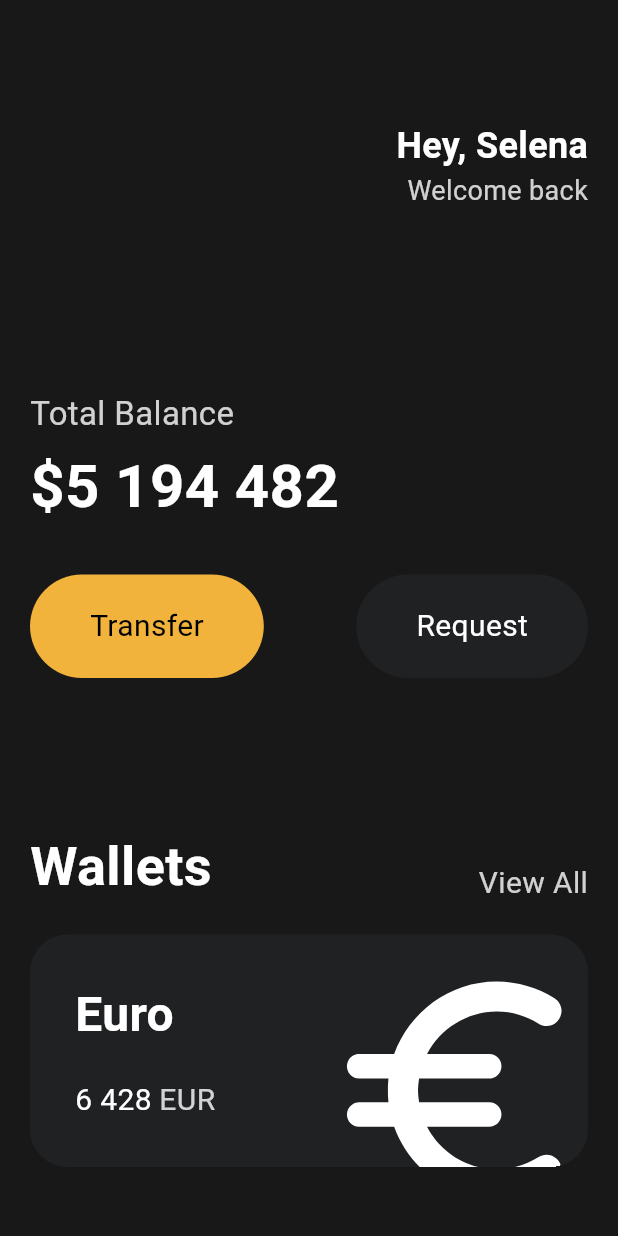
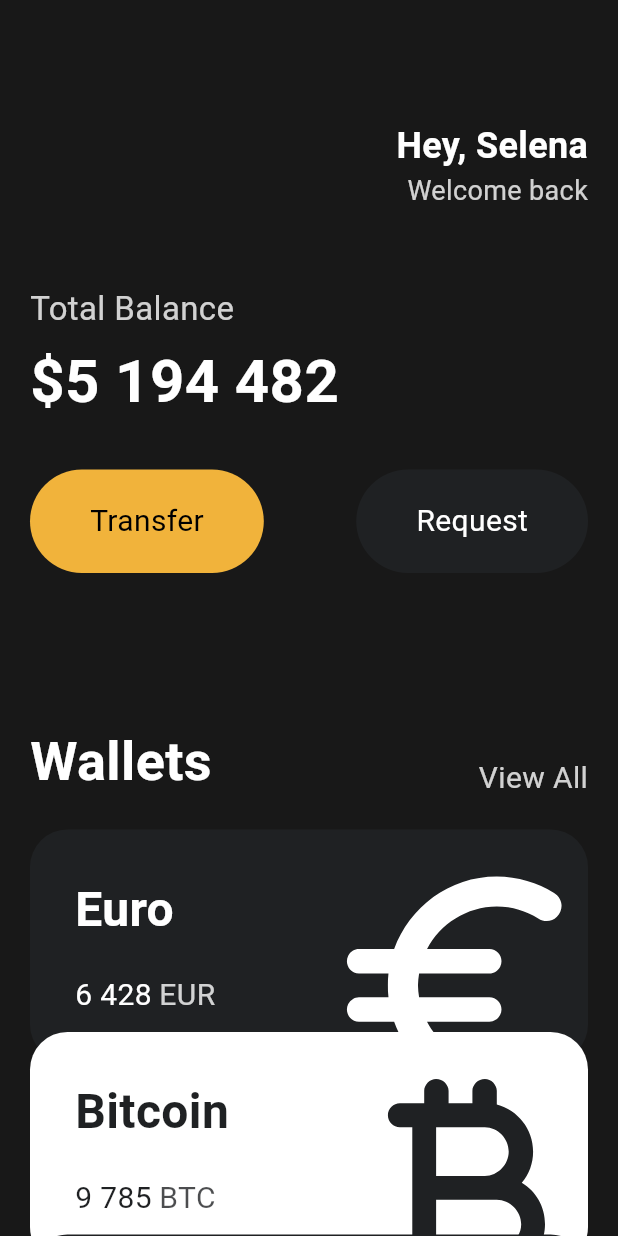
Before and after one commit to lifeisegg2k/flutter-toonfilx, a Flutter app: the screen it shows after launch, on a phone screen of 412 x 824 dp. Run offline on Flutter 3.47's test engine with Material 3 defaults, Android fonts, the phone set to English and light mode, and no system bars.

Commit message:
modify widgets

```diff
--- a/lib/main.dart
+++ b/lib/main.dart
@@ -1,6 +1,6 @@
 import 'package:flutter/material.dart';
+import 'widgets/transform_card.dart';
 import 'widgets/round_button.dart';
-import 'widgets/spacer_height.dart';
 
 void main() {
   runApp(const App());
@@ -16,12 +16,13 @@ class App extends StatelessWidget {
     return MaterialApp(
       home: Scaffold(
         backgroundColor: const Color(0xFF181818),
-        body: Padding(
+        body: SingleChildScrollView(
+          child: Padding(
             padding: const EdgeInsets.symmetric(horizontal: 20),
             child: Column(
               crossAxisAlignment: CrossAxisAlignment.start,
               children: [
-              const SpacerHeight(heightSize: 80),
+                const SizedBox(height: 80),
                 Row(
                   mainAxisAlignment: MainAxisAlignment.end,
                   children: [
@@ -47,7 +48,7 @@ class App extends StatelessWidget {
                     ),
                   ],
                 ),
-              const SpacerHeight(heightSize: 120),
+                const SizedBox(height: 50),
                 Text(
                   'Total Balance',
                   style: TextStyle(
@@ -64,7 +65,7 @@ class App extends StatelessWidget {
                     color: Colors.white,
                   ),
                 ),
-              const SpacerHeight(heightSize: 30),
+                const SizedBox(height: 30),
                 const Row(
                   mainAxisAlignment: MainAxisAlignment.spaceBetween,
                   children: [
@@ -80,7 +81,7 @@ class App extends StatelessWidget {
                     ),
                   ],
                 ),
-              const SpacerHeight(heightSize: 100),
+                const SizedBox(height: 100),
                 Row(
                   mainAxisAlignment: MainAxisAlignment.spaceBetween,
                   crossAxisAlignment: CrossAxisAlignment.end,
@@ -98,67 +99,30 @@ class App extends StatelessWidget {
                         )),
                   ],
                 ),
-              const SpacerHeight(heightSize: 20),
-              Container(
-                clipBehavior: Clip.hardEdge,
-                decoration: BoxDecoration(
-                  color: const Color(0xFF1F2123),
-                  borderRadius: BorderRadius.circular(25),
+                const SizedBox(height: 20),
+                const TransformCard(
+                  currencyName: "Euro",
+                  currencyAmount: "6 428",
+                  currencyUnit: "EUR",
+                  currencyIcon: Icons.euro_rounded,
+                  order: 0,
                 ),
-                child: Padding(
-                  padding: const EdgeInsets.all(30),
-                  child: Row(
-                    mainAxisAlignment: MainAxisAlignment.spaceBetween,
-                    children: [
-                      Column(
-                        crossAxisAlignment: CrossAxisAlignment.start,
-                        children: [
-                          const Text(
-                            'Euro',
-                            style: TextStyle(
-                              color: Colors.white,
-                              fontSize: 32,
-                              fontWeight: FontWeight.w600,
+                const TransformCard(
+                  currencyName: "Bitcoin",
+                  currencyAmount: "9 785",
+                  currencyUnit: "BTC",
+                  currencyIcon: Icons.currency_bitcoin_rounded,
+                  order: 1,
                 ),
-                          ),
-                          const SizedBox(height: 20),
-                          Row(
-                            children: [
-                              const Text(
-                                '6 428',
-                                style: TextStyle(
-                                  color: Colors.white,
-                                  fontSize: 20,
-                                ),
-                              ),
-                              const SizedBox(width: 5),
-                              Text(
-                                'EUR',
-                                style: TextStyle(
-                                  color: Colors.white.withOpacity(0.8),
-                                  fontSize: 20,
-                                ),
+                const TransformCard(
+                  currencyName: "Dollar",
+                  currencyAmount: "12 345",
+                  currencyUnit: "USD",
+                  currencyIcon: Icons.monetization_on_outlined,
+                  order: 2,
                 ),
               ],
             ),
-                        ],
-                      ),
-                      Transform.scale(
-                        scale: 2.2,
-                        child: Transform.translate(
-                          offset: const Offset(-5, 12),
-                          child: const Icon(
-                            Icons.euro_rounded,
-                            color: Colors.white,
-                            size: 88,
-                          ),
-                        ),
-                      ),
-                    ],
-                  ),
-                ),
-              ),
-            ],
           ),
         ),
       ),
--- /dev/null
+++ b/lib/widgets/currency_card.dart
@@ -0,0 +1,86 @@
+import 'package:flutter/material.dart';
+
+class CurrencyCard extends StatelessWidget {
+  final String currencyName, currencyAmount, currencyUnit;
+  final IconData currencyIcon;
+  final bool isInverted;
+
+  final _blackColor = const Color(0xFF1F2123);
+
+  const CurrencyCard({
+    super.key,
+    required this.currencyName,
+    required this.currencyAmount,
+    required this.currencyUnit,
+    required this.currencyIcon,
+    required this.isInverted,
+  });
+
+  @override
+  Widget build(BuildContext context) {
+    return Container(
+      clipBehavior: Clip.hardEdge,
+      decoration: BoxDecoration(
+        color: isInverted ? Colors.white : const Color(0xFF1F2123),
+        borderRadius: BorderRadius.circular(25),
+      ),
+      child: Padding(
+        padding: const EdgeInsets.all(30),
+        child: Row(
+          mainAxisAlignment: MainAxisAlignment.spaceBetween,
+          children: [
+            Column(
+              crossAxisAlignment: CrossAxisAlignment.start,
+              children: [
+                Text(
+                  currencyName,
+                  style: TextStyle(
+                    color: isInverted ? _blackColor : Colors.white,
+                    fontSize: 32,
+                    fontWeight: FontWeight.w600,
+                  ),
+                ),
+                const SizedBox(height: 20),
+                Row(
+                  children: [
+                    Text(
+                      currencyAmount,
+                      style: TextStyle(
+                        color: isInverted ? _blackColor : Colors.white,
+                        fontSize: 20,
+                      ),
+                    ),
+                    const SizedBox(width: 5),
+                    Text(
+                      currencyUnit,
+                      style: TextStyle(
+                        color: isInverted
+                            ? _blackColor.withOpacity(0.8)
+                            : Colors.white.withOpacity(0.8),
+                        fontSize: 20,
+                      ),
+                    ),
+                  ],
+                ),
+              ],
+            ),
+            Transform.scale(
+              scale: 2.2,
+              child: Transform.translate(
+                offset: const Offset(
+                  -5,
+                  12,
+                ),
+                child: Icon(
+                  currencyIcon,
+                  color: isInverted ? _blackColor : Colors.white,
+                  size: 88,
+                ),
+              ),
+            ),
+          ],
+        ),
+      ),
+    );
+  }
+}
--- a/lib/widgets/spacer_height.dart
+++ /dev/null
@@ -1,17 +0,0 @@
-import 'package:flutter/material.dart';
-
-class SpacerHeight extends StatelessWidget {
-  final double heightSize;
-
-  const SpacerHeight({
-    super.key,
-    required this.heightSize,
-  });
-
-  @override
-  Widget build(BuildContext context) {
-    return SizedBox(
-      height: heightSize,
-    );
-  }
-}
--- /dev/null
+++ b/lib/widgets/transform_card.dart
@@ -0,0 +1,35 @@
+import 'package:flutter/material.dart';
+import 'currency_card.dart';
+
+class TransformCard extends StatelessWidget {
+  final double order;
+  final String currencyName, currencyAmount, currencyUnit;
+  final IconData currencyIcon;
+  final double offsetSize = -20;
+
+  const TransformCard({
+    super.key,
+    required this.order,
+    required this.currencyName,
+    required this.currencyAmount,
+    required this.currencyUnit,
+    required this.currencyIcon,
+  });
+
+  @override
+  Widget build(BuildContext context) {
+    return Transform.translate(
+      offset: Offset(
+        0,
+        (offsetSize * order),
+      ),
+      child: CurrencyCard(
+        currencyName: currencyName,
+        currencyAmount: currencyAmount,
+        currencyUnit: currencyUnit,
+        currencyIcon: currencyIcon,
+        isInverted: (order % 2 == 1),
+      ),
+    );
+  }
+}
```
Lines whose indentation alone changed are shown as unchanged.
